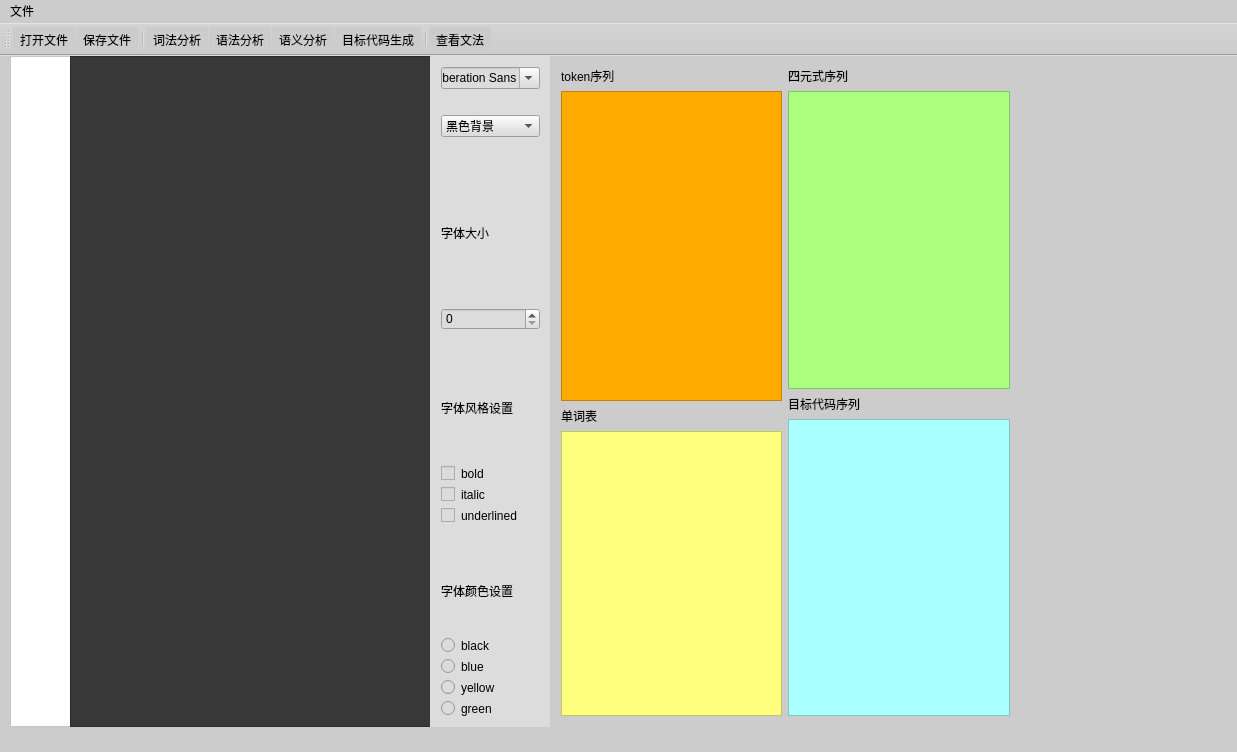
Qt form mywindow.ui (honk2333/complier) before a commit.
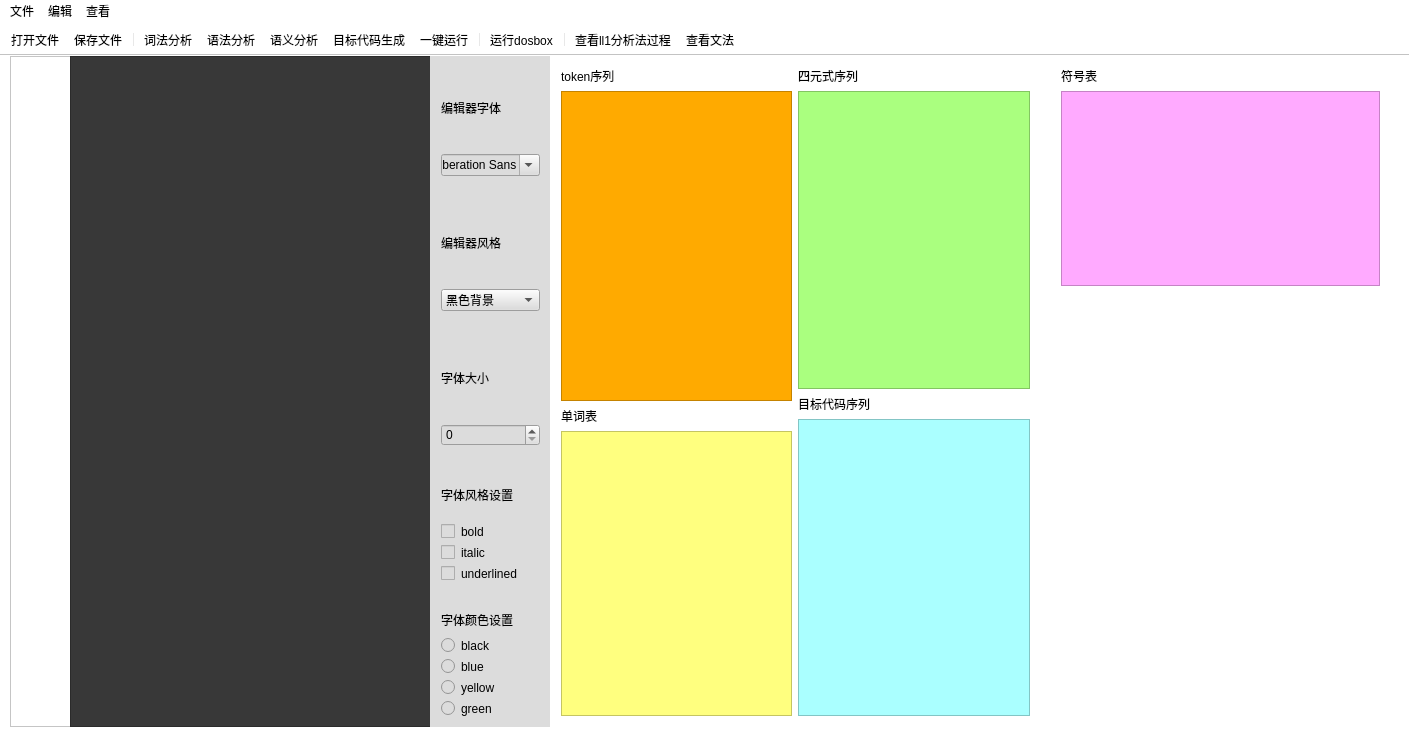
The same form after that commit.

The edit to the form file:
```diff
--- a/mywindow.ui
+++ b/mywindow.ui
@@ -6,7 +6,7 @@
    <rect>
     <x>0</x>
     <y>0</y>
-    <width>1237</width>
+    <width>1409</width>
     <height>752</height>
    </rect>
   </property>
@@ -14,7 +14,7 @@
    <string>MyIDE</string>
   </property>
   <property name="styleSheet">
-   <string notr="true">background-color: rgb(204, 204, 204);</string>
+   <string notr="true">background-color: rgb(255, 255, 255);</string>
   </property>
   <widget class="QWidget" name="centralWidget">
    <widget class="QPlainTextEdit" name="margin">
@@ -74,7 +74,18 @@
     </property>
     <layout class="QVBoxLayout" name="verticalLayout_3">
      <item>
-      <widget class="QFontComboBox" name="fontComboBox"/>
+      <layout class="QVBoxLayout" name="verticalLayout_12">
+       <item>
+        <widget class="QLabel" name="label_9">
+         <property name="text">
+          <string>编辑器字体</string>
+         </property>
+        </widget>
+       </item>
+       <item>
+        <widget class="QFontComboBox" name="fontComboBox"/>
+       </item>
+      </layout>
      </item>
      <item>
       <spacer name="horizontalSpacer_3">
@@ -90,18 +101,29 @@
       </spacer>
      </item>
      <item>
-      <widget class="QComboBox" name="groundcomboBox">
+      <layout class="QVBoxLayout" name="verticalLayout_11">
        <item>
-        <property name="text">
-         <string>黑色背景</string>
-        </property>
+        <widget class="QLabel" name="label_10">
+         <property name="text">
+          <string>编辑器风格</string>
+         </property>
+        </widget>
        </item>
        <item>
-        <property name="text">
-         <string>白色背景</string>
-        </property>
+        <widget class="QComboBox" name="groundcomboBox">
+         <item>
+          <property name="text">
+           <string>黑色背景</string>
+          </property>
+         </item>
+         <item>
+          <property name="text">
+           <string>白色背景</string>
+          </property>
+         </item>
+        </widget>
        </item>
-      </widget>
+      </layout>
      </item>
      <item>
       <spacer name="horizontalSpacer_4">
@@ -234,7 +256,7 @@
      <rect>
       <x>550</x>
       <y>0</y>
-      <width>471</width>
+      <width>491</width>
       <height>671</height>
      </rect>
     </property>
@@ -321,13 +343,39 @@
      </item>
     </layout>
    </widget>
+   <widget class="QWidget" name="layoutWidget_2">
+    <property name="geometry">
+     <rect>
+      <x>1050</x>
+      <y>0</y>
+      <width>341</width>
+      <height>241</height>
+     </rect>
+    </property>
+    <layout class="QVBoxLayout" name="verticalLayout_10">
+     <item>
+      <widget class="QLabel" name="label_8">
+       <property name="text">
+        <string>符号表</string>
+       </property>
+      </widget>
+     </item>
+     <item>
+      <widget class="QPlainTextEdit" name="synbltext">
+       <property name="styleSheet">
+        <string notr="true">background-color: rgb(255, 170, 255);</string>
+       </property>
+      </widget>
+     </item>
+    </layout>
+   </widget>
   </widget>
   <widget class="QMenuBar" name="menuBar">
    <property name="geometry">
     <rect>
      <x>0</x>
      <y>0</y>
-     <width>1237</width>
+     <width>1409</width>
      <height>26</height>
     </rect>
    </property>
@@ -338,12 +386,44 @@
     <addaction name="actionopenfile"/>
     <addaction name="actionsavefile"/>
    </widget>
+   <widget class="QMenu" name="menu_2">
+    <property name="title">
+     <string>查看</string>
+    </property>
+    <addaction name="actionlook"/>
+    <addaction name="action"/>
+    <addaction name="action_trans"/>
+    <addaction name="separator"/>
+    <addaction name="action_first"/>
+    <addaction name="action_follow"/>
+    <addaction name="action_select"/>
+    <addaction name="separator"/>
+    <addaction name="action_LL1"/>
+   </widget>
+   <widget class="QMenu" name="menu_3">
+    <property name="title">
+     <string>编辑</string>
+    </property>
+    <addaction name="action_redo"/>
+    <addaction name="action_undo"/>
+    <addaction name="separator"/>
+    <addaction name="action_selectall"/>
+    <addaction name="action_copy"/>
+    <addaction name="action_cut"/>
+    <addaction name="action_paste"/>
+   </widget>
    <addaction name="menu"/>
+   <addaction name="menu_3"/>
+   <addaction name="menu_2"/>
   </widget>
+  <widget class="QStatusBar" name="statusBar"/>
   <widget class="QToolBar" name="toolBar">
    <property name="windowTitle">
     <string>toolBar</string>
    </property>
+   <property name="movable">
+    <bool>false</bool>
+   </property>
    <attribute name="toolBarArea">
     <enum>TopToolBarArea</enum>
    </attribute>
@@ -357,10 +437,13 @@
    <addaction name="actiongrammer"/>
    <addaction name="actionmean"/>
    <addaction name="actionlanguage"/>
+   <addaction name="action_runall"/>
    <addaction name="separator"/>
+   <addaction name="action_dosbox"/>
+   <addaction name="separator"/>
+   <addaction name="action_ll1"/>
    <addaction name="actionlook"/>
   </widget>
-  <widget class="QStatusBar" name="statusBar"/>
   <action name="actionopenfile">
    <property name="text">
     <string>打开文件</string>
@@ -411,6 +494,99 @@
     <string>目标代码生成</string>
    </property>
   </action>
+  <action name="action_first">
+   <property name="text">
+    <string>查看first集</string>
+   </property>
+  </action>
+  <action name="action_follow">
+   <property name="text">
+    <string>查看follow集</string>
+   </property>
+  </action>
+  <action name="action_select">
+   <property name="text">
+    <string>查看select集</string>
+   </property>
+  </action>
+  <action name="action">
+   <property name="text">
+    <string>查看化简后的文法</string>
+   </property>
+  </action>
+  <action name="action_LL1">
+   <property name="text">
+    <string>查看LL1分析表</string>
+   </property>
+  </action>
+  <action name="action_dosbox">
+   <property name="text">
+    <string>运行dosbox</string>
+   </property>
+  </action>
+  <action name="action_copy">
+   <property name="text">
+    <string>复制</string>
+   </property>
+   <property name="shortcut">
+    <string>Ctrl+C</string>
+   </property>
+  </action>
+  <action name="action_cut">
+   <property name="text">
+    <string>剪切</string>
+   </property>
+   <property name="shortcut">
+    <string>Ctrl+X</string>
+   </property>
+  </action>
+  <action name="action_paste">
+   <property name="text">
+    <string>粘贴</string>
+   </property>
+   <property name="shortcut">
+    <string>Ctrl+V</string>
+   </property>
+  </action>
+  <action name="action_undo">
+   <property name="text">
+    <string>撤销</string>
+   </property>
+   <property name="shortcut">
+    <string>Ctrl+Z</string>
+   </property>
+  </action>
+  <action name="action_redo">
+   <property name="text">
+    <string>恢复</string>
+   </property>
+   <property name="shortcut">
+    <string>Ctrl+Shift+Z</string>
+   </property>
+  </action>
+  <action name="action_selectall">
+   <property name="text">
+    <string>全选</string>
+   </property>
+   <property name="shortcut">
+    <string>Ctrl+A</string>
+   </property>
+  </action>
+  <action name="action_runall">
+   <property name="text">
+    <string>一键运行</string>
+   </property>
+  </action>
+  <action name="action_trans">
+   <property name="text">
+    <string>查看翻译文法</string>
+   </property>
+  </action>
+  <action name="action_ll1">
+   <property name="text">
+    <string>查看ll1分析法过程</string>
+   </property>
+  </action>
  </widget>
  <layoutdefault spacing="6" margin="11"/>
  <resources/>
```
Left out of the diff: 99 changed lines with no effect on the pictures.
